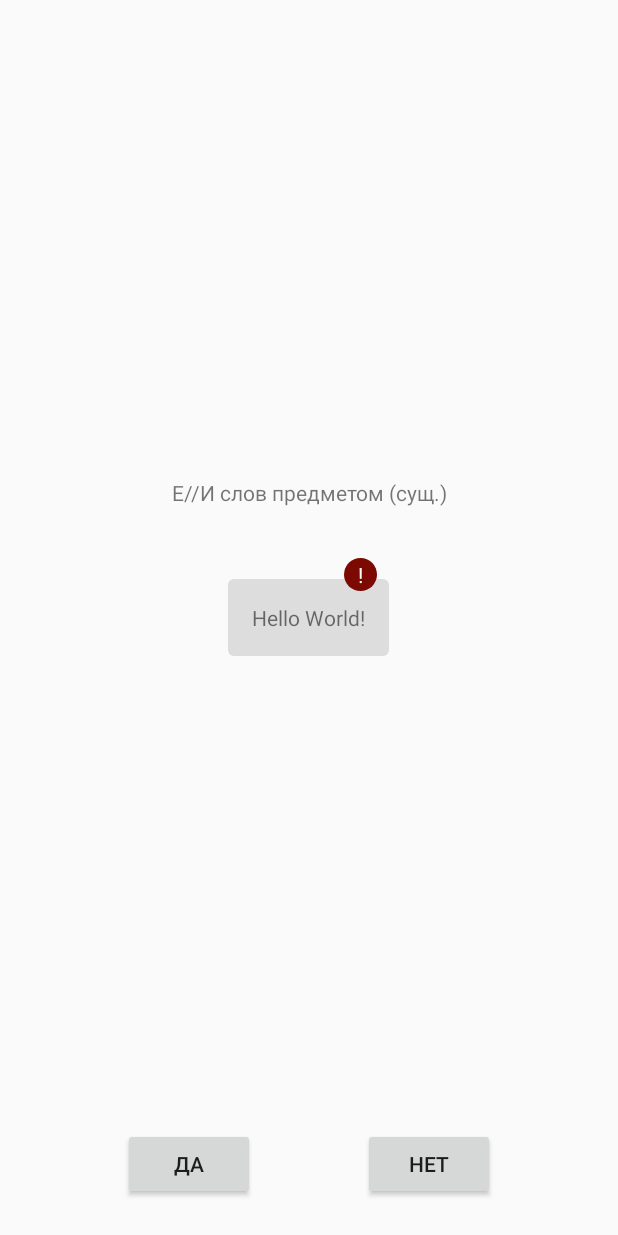
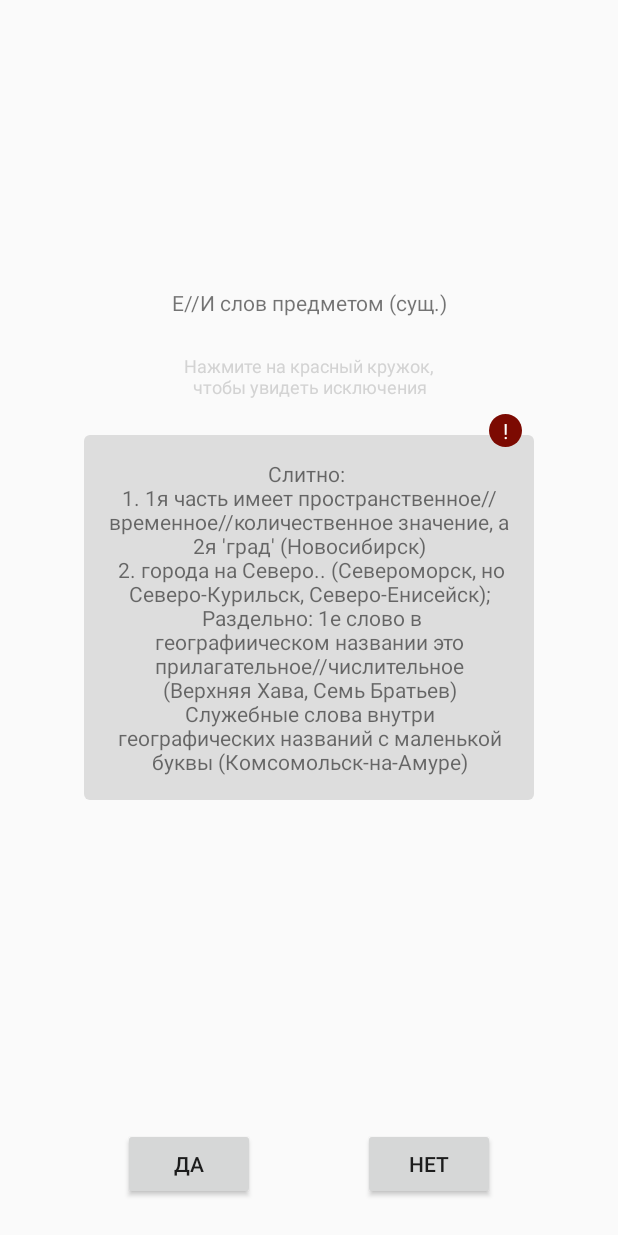
Before and after one commit to Gelassen/russian-lang-rules, an Android app: the layout activity_main.xml on its own in the app's theme, with its tools: preview values and no code run, on a phone screen of 412 x 824 dp. Run offline under Robolectric (Android 15) with nearby library versions, the phone set to English and light mode, and no system bars; plain views replace MaxHeightScrollView.

Commit message:
Add exception hint

```diff
--- a/app/src/main/java/ru/home/russianlang/views/MainActivity.kt
+++ b/app/src/main/java/ru/home/russianlang/views/MainActivity.kt
@@ -84,8 +84,10 @@ class MainActivity : AppCompatActivity() {
     private fun showException() {
         if (provider.getCurrentData()!!.exceptions.isNotEmpty() && !provider.isExceptionsShown()) {
             exceptionIndicator.visibility = View.VISIBLE
+            exceptionHint.visibility = View.VISIBLE
         } else {
             exceptionIndicator.visibility = View.GONE
+            exceptionHint.visibility = View.GONE
         }
     }
 
--- a/app/src/main/res/layout/activity_main.xml
+++ b/app/src/main/res/layout/activity_main.xml
@@ -33,6 +33,18 @@
                 tools:text="Е//И слов предметом (сущ.)"
                 />
 
+            <TextView
+                android:id="@+id/exceptionHint"
+                android:layout_width="wrap_content"
+                android:layout_height="wrap_content"
+                android:layout_gravity="center"
+                android:gravity="center"
+                android:maxWidth="192dp"
+                android:textSize="12sp"
+                android:textColor="#D3D3D3"
+                android:text="Нажмите на красный кружок, чтобы увидеть исключения"
+                />
+
         </LinearLayout>
 
         <com.bskim.maxheightscrollview.widgets.MaxHeightScrollView
@@ -54,10 +66,10 @@
                 android:layout_height="wrap_content"
                 android:text="Hello World!"
                 android:padding="16dp"
-
                 android:background="@drawable/bg_content"
                 android:gravity="center_horizontal"
                 android:layout_gravity="center_horizontal"
+                tools:text="Слитно: \n1. 1я часть имеет пространственное//временное//количественное значение, а 2я 'град' (Новосибирск)\n 2. города на Северо.. (Североморск, но Северо-Курильск, Северо-Енисейск);\n Раздельно: 1е слово в географиическом названии это прилагательное//числительное (Верхняя Хава, Семь Братьев)\nСлужебные слова внутри географических названий с маленькой буквы (Комсомольск-на-Амуре)"
                 />
 
         </com.bskim.maxheightscrollview.widgets.MaxHeightScrollView>
```
Also changed, not shown: app/src/main/assets/rules/rule_template.json (deleted, +0 -14 lines).
